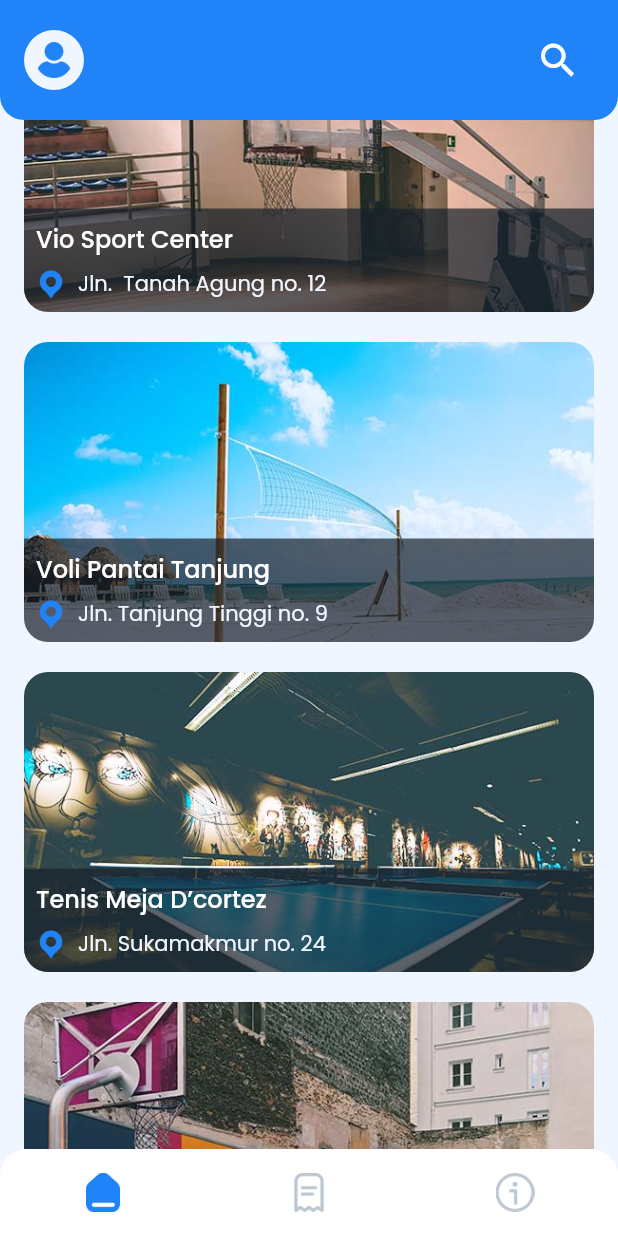
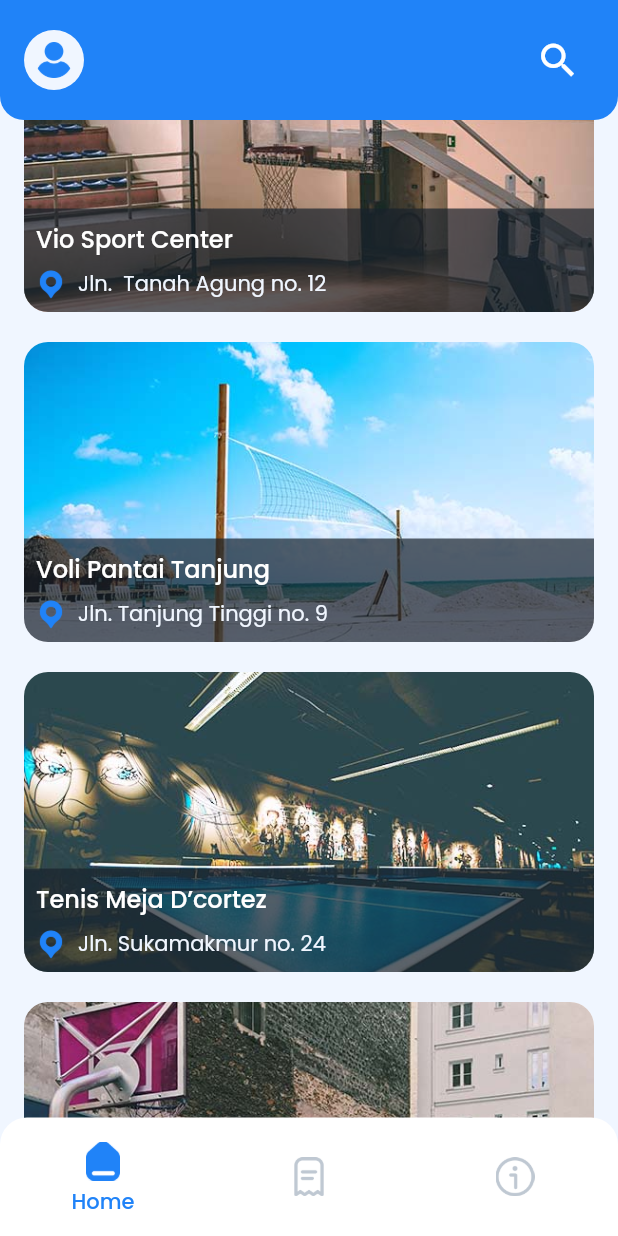
Before and after one commit to jhaaryan597/FitStart, a Flutter app: the screen it shows after launch, scrolled down 576 dp, on a phone screen of 412 x 824 dp. Run offline on Flutter 3.47's test engine with Material 2 defaults, Android fonts, the light colour scheme and no system bars; our stand-ins replace google_fonts.

Commit message:
fix bottom nav bar item width

```diff
--- a/lib/main.dart
+++ b/lib/main.dart
@@ -29,8 +29,7 @@ class _SpodAppState extends State<SpodApp> {
       debugShowCheckedModeBanner: false,
       theme: ThemeData(
           primarySwatch: createMaterialColor(primaryColor),
-        canvasColor: colorWhite
-      ),
+          canvasColor: colorWhite),
       home: Scaffold(
         backgroundColor: lightBlue100,
         body: screens[_currentIndex],
@@ -45,11 +44,7 @@ class _SpodAppState extends State<SpodApp> {
             "assets/icons/receipt_outlined.png",
             "assets/icons/about_outlined.png"
           ],
-          label: const[
-            "Home",
-            "Transactions",
-            "About"
-          ],
+          label: const ["Home", "Transactions", "About"],
           onChange: (val) {
             setState(() {
               _currentIndex = val;
@@ -99,14 +94,15 @@ class _CustomBottomNavBarState extends State<CustomBottomNavBar> {
     List<Widget> _navBarItems = [];
 
     for (int i = 0; i < 3; i++) {
-      _navBarItems.add(
-          bottomNavBarItem(_selectedItemIcon[i], _unselectedItemIcon[i], _label[i], i));
+      _navBarItems.add(bottomNavBarItem(
+          _selectedItemIcon[i], _unselectedItemIcon[i], _label[i], i));
     }
     return Container(
       decoration: const BoxDecoration(
           color: colorWhite,
           borderRadius: BorderRadius.vertical(top: Radius.circular(18))),
       child: Row(
+        mainAxisSize: MainAxisSize.max,
         mainAxisAlignment: MainAxisAlignment.spaceAround,
         children: _navBarItems,
       ),
@@ -121,14 +117,27 @@ class _CustomBottomNavBarState extends State<CustomBottomNavBar> {
           _selectedIndex = index;
         });
       },
-      child: Container(
-        padding: const EdgeInsets.symmetric(vertical: 16),
+      child: Expanded(
+        child: SizedBox(
+          width: MediaQuery.of(context).size.width / _selectedItemIcon.length,
           child: _selectedIndex == index
-            ? Image.asset(
+              ? Padding(
+                  padding: const EdgeInsets.symmetric(vertical: 12),
+                  child: Column(
+                    mainAxisSize: MainAxisSize.min,
+                    children: [
+                      Padding(
+                        padding: const EdgeInsets.all(4.0),
+                        child: Image.asset(
                           activeIcon,
                           width: 26,
                           height: 26,
                           color: primaryColor,
+                        ),
+                      ),
+                      Text(label, style: bottomNavTextStyle,)
+                    ],
+                  ),
                 )
               : Image.asset(
                   inactiveIcon,
@@ -137,6 +146,7 @@ class _CustomBottomNavBarState extends State<CustomBottomNavBar> {
                   color: lightBlue400,
                 ),
         ),
+      ),
     );
   }
 }
--- a/lib/theme.dart
+++ b/lib/theme.dart
@@ -33,7 +33,7 @@ TextStyle buttonTextStyle = GoogleFonts.poppins(
     fontSize: 16, fontWeight: FontWeight.w600, color: colorWhite);
 
 TextStyle bottomNavTextStyle = GoogleFonts.poppins(
-    fontSize: 14, fontWeight: FontWeight.w500, color: darkBlue700);
+    fontSize: 14, fontWeight: FontWeight.w500, color: primaryColor);
 
 MaterialColor createMaterialColor(Color color) {
   List strengths = <double>[.05];
```
Lines whose indentation alone changed are shown as unchanged.
